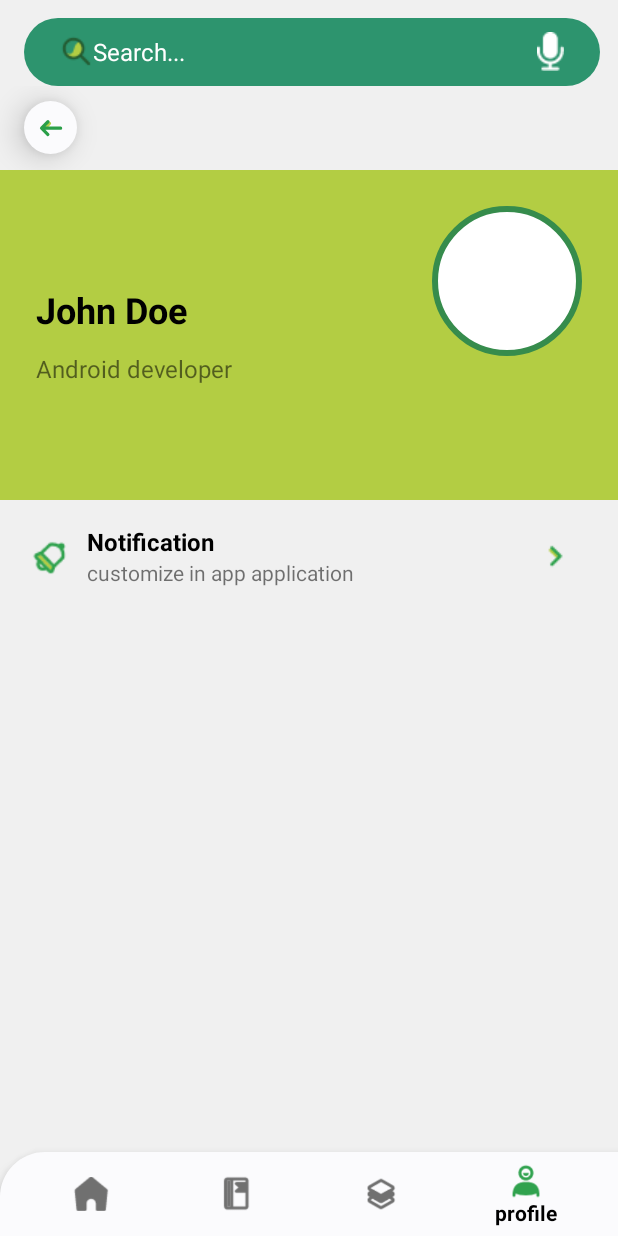
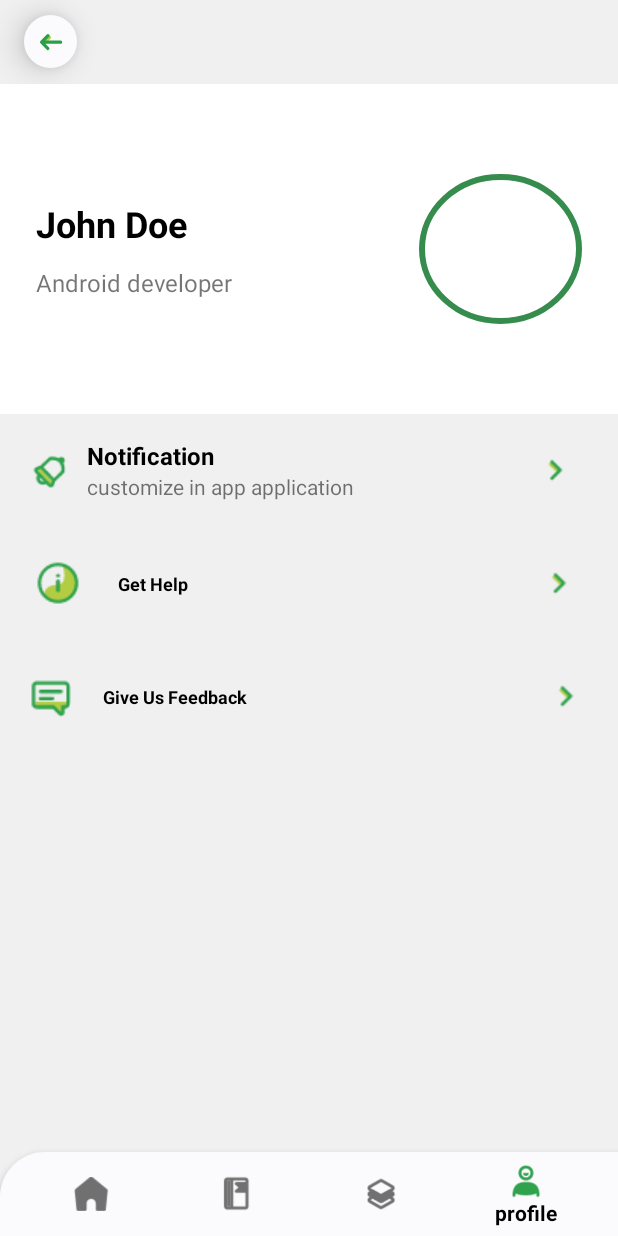
Before and after one commit to toluwalope19/decagon_classroom, an Android app: the screen it shows after launch (MainActivity), item 4 of the bottom bar chosen, on a phone screen of 412 x 824 dp. Run offline under Robolectric (Android 15) with nearby library versions, the phone set to English and light mode, and no system bars.

Commit message:
profile screen

```diff
--- a/app/src/main/java/com/example/decagon_classroom/HomeFragment.kt
+++ b/app/src/main/java/com/example/decagon_classroom/HomeFragment.kt
@@ -31,6 +31,7 @@ class HomeFragment : Fragment() {
         // Inflate the layout for this fragment
         val view = inflater.inflate(R.layout.fragment_homepage, container, false)
 
+
         var articleList =  arrayListOf<Article>()
 
 
@@ -51,9 +52,9 @@ class HomeFragment : Fragment() {
         articleList.add(paper6)
 
 
-        var recyclerView = view?.findViewById<RecyclerView>(R.id.recycler_viewHome)
-        recyclerView?.layoutManager = LinearLayoutManager(this.activity!!.applicationContext)
-        recyclerView?.adapter=homeArticleAdapter(articleList)
+        var homeRecyclerView = view?.findViewById<RecyclerView>(R.id.recycler_viewHome)
+        homeRecyclerView?.layoutManager = LinearLayoutManager(this.activity!!.applicationContext)
+        homeRecyclerView?.adapter=homeArticleAdapter(articleList)
 
         return view
 
--- a/app/src/main/java/com/example/decagon_classroom/ProfileFragment.kt
+++ b/app/src/main/java/com/example/decagon_classroom/ProfileFragment.kt
@@ -6,6 +6,7 @@ import androidx.fragment.app.Fragment
 import android.view.LayoutInflater
 import android.view.View
 import android.view.ViewGroup
+import kotlinx.android.synthetic.main.search_bar.*
 
 /**
  * A simple [Fragment] subclass.
@@ -19,7 +20,7 @@ class ProfileFragment : Fragment() {
         // Inflate the layout for this fragment
         return inflater.inflate(R.layout.fragment_profile, container, false)
 
-
+    search_button.visibility = View.GONE
     }
 
 
--- a/app/src/main/res/layout/activity_main.xml
+++ b/app/src/main/res/layout/activity_main.xml
@@ -7,9 +7,6 @@
     android:layout_height="match_parent"
     tools:context=".MainActivity">
 
-    <include layout="@layout/search_bar"
-        android:id="@+id/main_appbar"
-        />
 
     <FrameLayout
         android:id="@+id/Fragment"
@@ -18,7 +15,7 @@
         app:layout_constraintBottom_toTopOf="@+id/bottom_navigation"
         app:layout_constraintEnd_toEndOf="parent"
         app:layout_constraintStart_toStartOf="parent"
-        app:layout_constraintTop_toBottomOf="@+id/main_appbar" />
+        app:layout_constraintTop_toTopOf="parent" />
 
     <com.google.android.material.bottomnavigation.BottomNavigationView
         android:id="@+id/bottom_navigation"
--- a/app/src/main/res/layout/fragment_curriculum.xml
+++ b/app/src/main/res/layout/fragment_curriculum.xml
@@ -1,15 +1,20 @@
 <?xml version="1.0" encoding="utf-8"?>
-<FrameLayout xmlns:android="http://schemas.android.com/apk/res/android"
+<androidx.constraintlayout.widget.ConstraintLayout xmlns:android="http://schemas.android.com/apk/res/android"
     xmlns:tools="http://schemas.android.com/tools"
     android:layout_width="match_parent"
     android:layout_height="match_parent"
+    xmlns:app="http://schemas.android.com/apk/res-auto"
     tools:context=".CurriculumFragment">
 
     <!-- TODO: Update blank fragment layout -->
+    <include layout="@layout/search_bar"
+        android:id="@+id/main_appbar"
+        />
 
     <TextView
         android:layout_width="match_parent"
         android:layout_height="match_parent"
-        android:text="curriculum" />
+        android:text="curriculum"
+        app:layout_constraintTop_toBottomOf="@id/main_appbar"/>
 
-</FrameLayout>
+</androidx.constraintlayout.widget.ConstraintLayout>
--- a/app/src/main/res/layout/fragment_homepage.xml
+++ b/app/src/main/res/layout/fragment_homepage.xml
@@ -8,6 +8,11 @@
     tools:context=".HomeFragment">
 
     <!-- TODO: Update blank fragment layout -->
+
+    <include layout="@layout/search_bar"
+        android:id="@+id/main_appbar"
+        />
+
 
     <androidx.constraintlayout.widget.ConstraintLayout
         android:layout_width="match_parent"
--- a/app/src/main/res/layout/fragment_profile.xml
+++ b/app/src/main/res/layout/fragment_profile.xml
@@ -18,7 +18,7 @@
         android:baselineAligned="false"
         android:orientation="horizontal"
         android:weightSum="5"
-        android:background="@color/secondaryColor"
+        android:background="@color/colorPrimary"
         app:layout_constraintEnd_toEndOf="parent"
         app:layout_constraintStart_toStartOf="parent"
         app:layout_constraintTop_toBottomOf="@id/back">
@@ -52,7 +52,8 @@
         </LinearLayout>
 
         <ImageView
-            android:layout_width="wrap_content"
+            android:layout_gravity="center"
+            android:layout_width="15dp"
             android:layout_height="100dp"
             android:layout_weight="2"
             android:background="@drawable/round_profile"/>
@@ -61,6 +62,7 @@
     </LinearLayout>
 
     <LinearLayout
+        android:id="@+id/notification_section"
         android:layout_width="match_parent"
         android:layout_height="75dp"
         android:orientation="horizontal"
@@ -87,7 +89,6 @@
             android:weightSum="2">
 
             <TextView
-                android:id="@+id/article_topic"
                 android:layout_width="wrap_content"
                 android:layout_height="wrap_content"
                 android:layout_weight="1"
@@ -97,7 +98,6 @@
                 android:textStyle="bold" />
 
             <TextView
-                android:id="@+id/date_of_release"
                 android:layout_width="wrap_content"
                 android:layout_height="wrap_content"
                 android:layout_weight="1"
@@ -121,6 +121,111 @@
 
     </LinearLayout>
 
+    <LinearLayout
+        android:id="@+id/info_section"
+        android:layout_width="match_parent"
+        android:layout_height="75dp"
+        android:orientation="horizontal"
+        android:weightSum="10"
+        android:paddingLeft="4dp"
+        app:layout_constraintEnd_toEndOf="parent"
+        app:layout_constraintStart_toStartOf="parent"
+        app:layout_constraintTop_toBottomOf="@id/notification_section">
+
+        <ImageView
+            android:layout_width="0dp"
+            android:layout_height="wrap_content"
+            android:layout_gravity="center"
+            android:layout_weight="2"
+            android:contentDescription="image"
+            android:src="@drawable/help_icon" />
+
+        <LinearLayout
+            android:layout_width="wrap_content"
+            android:layout_height="wrap_content"
+            android:layout_gravity="center"
+            android:layout_marginLeft="5dp"
+            android:layout_weight="6"
+            android:orientation="vertical">
+
+
+            <TextView
+                android:id="@+id/article_topic"
+                android:layout_width="wrap_content"
+                android:layout_height="wrap_content"
+                android:layout_weight="1"
+                android:text="Get Help"
+                android:textColor="@color/colorPrimaryDark"
+                android:textSize="12dp"
+                android:textStyle="bold" />
+
+
+        </LinearLayout>
+
+        <ImageView
+            android:layout_width="9dp"
+            android:layout_height="wrap_content"
+            android:layout_gravity="center"
+            android:layout_weight="2"
+            android:src="@drawable/read_more" />
+
+
+    </LinearLayout>
+
+    <LinearLayout
+        android:id="@+id/feedback"
+        android:layout_width="match_parent"
+        android:layout_height="75dp"
+        android:orientation="horizontal"
+        android:weightSum="10"
+        android:paddingLeft="4dp"
+        app:layout_constraintEnd_toEndOf="parent"
+        app:layout_constraintStart_toStartOf="parent"
+        app:layout_constraintTop_toBottomOf="@id/info_section">
+
+        <ImageView
+            android:layout_width="0dp"
+            android:layout_height="wrap_content"
+            android:layout_gravity="center"
+            android:layout_weight="2"
+            android:contentDescription="image"
+            android:src="@drawable/message" />
+
+        <LinearLayout
+            android:layout_width="wrap_content"
+            android:layout_height="wrap_content"
+            android:layout_gravity="center"
+            android:layout_marginLeft="5dp"
+            android:layout_weight="6"
+            android:orientation="vertical">
+
+
+            <TextView
+                android:layout_width="wrap_content"
+                android:layout_height="wrap_content"
+                android:layout_weight="1"
+                android:text="Give Us Feedback"
+                android:textColor="@color/colorPrimaryDark"
+                android:textSize="12dp"
+                android:textStyle="bold" />
+
+
+        </LinearLayout>
+
+        <ImageView
+            android:layout_width="9dp"
+            android:layout_height="wrap_content"
+            android:layout_gravity="center"
+            android:layout_weight="2"
+            android:contentDescription="arrow"
+            android:src="@drawable/read_more" />
+
+
+    </LinearLayout>
+
+
+
+
 
 
 
--- a/app/src/main/res/layout/fragment_resources.xml
+++ b/app/src/main/res/layout/fragment_resources.xml
@@ -1,14 +1,20 @@
 <?xml version="1.0" encoding="utf-8"?>
-<FrameLayout xmlns:android="http://schemas.android.com/apk/res/android"
+<androidx.constraintlayout.widget.ConstraintLayout xmlns:android="http://schemas.android.com/apk/res/android"
     xmlns:tools="http://schemas.android.com/tools"
     android:layout_width="match_parent"
     android:layout_height="match_parent"
+    xmlns:app="http://schemas.android.com/apk/res-auto"
     tools:context=".ResourcesFragment">
 
     <!-- TODO: Update blank fragment layout -->
+    <include layout="@layout/search_bar"
+        android:id="@+id/main_appbar"
+        />
+
     <TextView
         android:layout_width="match_parent"
         android:layout_height="match_parent"
-        android:text="resources" />
+        android:text="resources"
+        app:layout_constraintTop_toBottomOf="@id/main_appbar"/>
 
-</FrameLayout>
+</androidx.constraintlayout.widget.ConstraintLayout>
--- a/app/src/main/res/layout/recycler_home_row.xml
+++ b/app/src/main/res/layout/recycler_home_row.xml
@@ -2,17 +2,16 @@
 <LinearLayout xmlns:android="http://schemas.android.com/apk/res/android"
     android:orientation="vertical" android:layout_width="match_parent"
     android:layout_marginBottom="8dp"
-    android:elevation="5dp"
     android:layout_height="wrap_content">
 
     <LinearLayout
         android:layout_width="match_parent"
         android:layout_height="65dp"
         android:background="@color/colorPrimary"
-        android:elevation="16dp"
         android:paddingLeft="16dp"
         android:layout_marginLeft="15dp"
         android:weightSum="10"
+        android:outlineProvider="none"
         android:layout_marginRight="15dp"
         android:orientation="horizontal">
 
```
